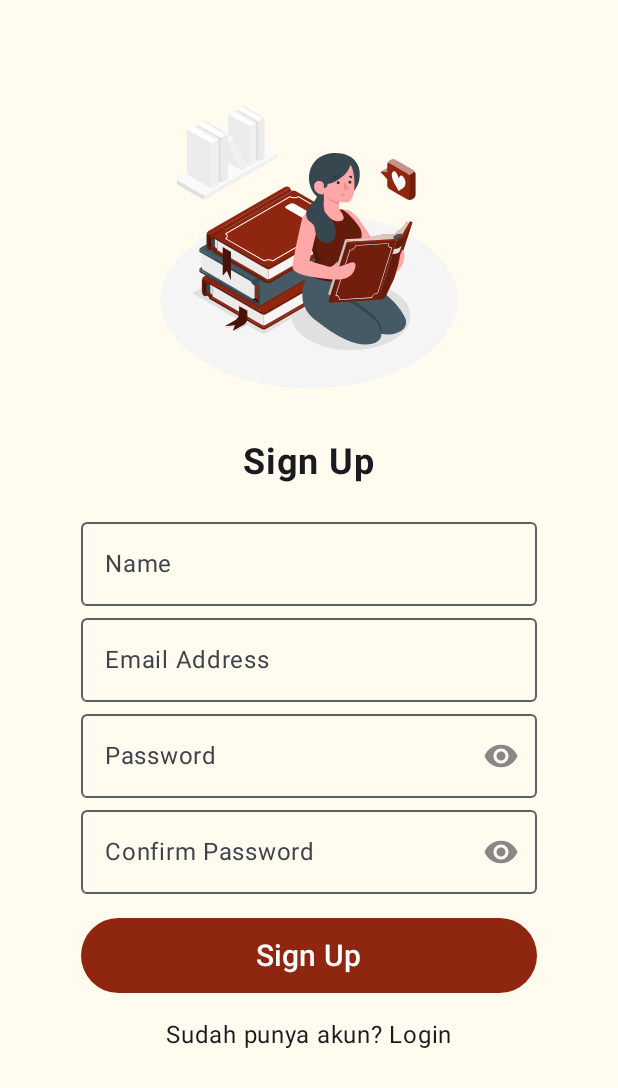
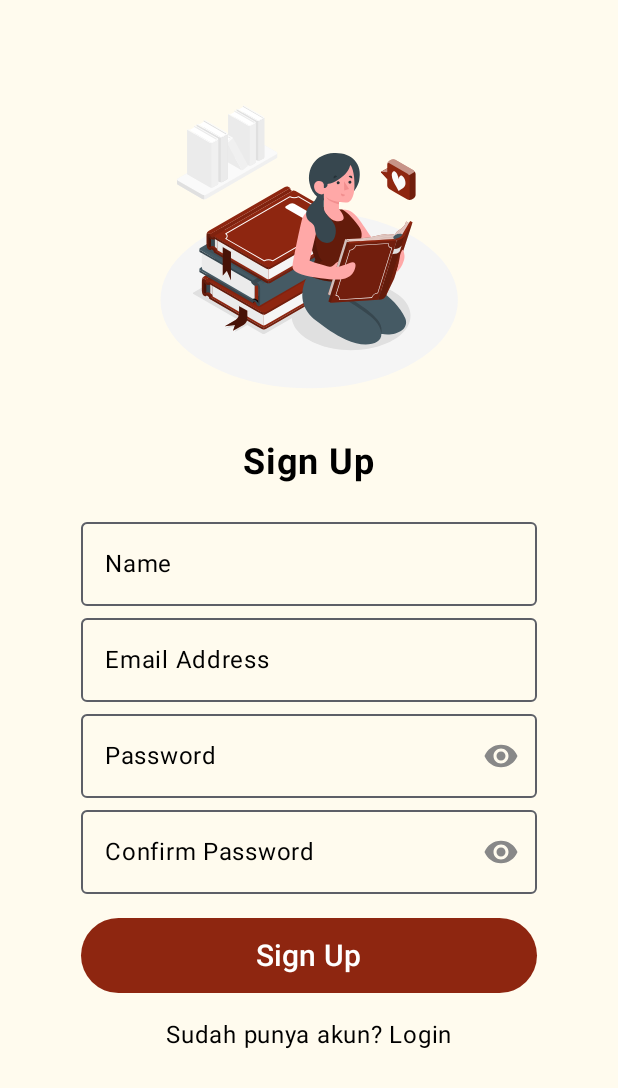
Before and after one commit to novalnabihan/PUSTAKAKU---MOBILE, an Android app built with Jetpack Compose: the screen it shows after launch (MainActivity), after a tap on "Belum punya akun? Buat akun", on a phone screen of 412 x 824 dp. Shown: the top 1088 px of the screen. Run offline under Robolectric (Android 15) with nearby library versions, the phone set to English and light mode, and no system bars; our stand-ins replace Firebase (no records; nobody signed in at launch, a user with empty details on screens opened directly).

Commit message:
fix font color

```diff
--- a/app/src/main/java/com/example/pustakaku/features/auth/presentation/ui/viewmodel/LoginPage.kt
+++ b/app/src/main/java/com/example/pustakaku/features/auth/presentation/ui/viewmodel/LoginPage.kt
@@ -21,6 +21,7 @@ import androidx.compose.ui.Modifier
 import androidx.compose.ui.graphics.Color
 
 import androidx.compose.ui.res.painterResource
+import androidx.compose.ui.text.TextStyle
 import androidx.compose.ui.text.font.FontWeight
 import androidx.compose.ui.text.input.PasswordVisualTransformation
 import androidx.compose.ui.text.input.VisualTransformation
@@ -69,6 +70,7 @@ fun LoginPage(navController: NavController, context: Context, authviewModel: Aut
                 text = "Sign In",
                 fontSize = 24.sp,
                 fontWeight = FontWeight.Bold,
+                color = Color.Black,
                 modifier = Modifier.padding(vertical = 8.dp)
             )
 
@@ -78,20 +80,23 @@ fun LoginPage(navController: NavController, context: Context, authviewModel: Aut
             OutlinedTextField(
                 value = emailValue.value,
                 onValueChange = { emailValue.value = it },
-                label = { Text("Email Address") },
-                placeholder = { Text("Email Address") },
+                label = { Text("Email Address", color = Color.Black) },
+                placeholder = { Text("Email Address", color = Color.Gray) },
                 singleLine = true,
-                modifier = Modifier.fillMaxWidth(0.8f)
+                modifier = Modifier.fillMaxWidth(0.8f),
+                textStyle = TextStyle(color = Color.Black), // Ubah warna teks
+
             )
 
             // Input Password
             OutlinedTextField(
                 value = passwordValue.value,
                 onValueChange = { passwordValue.value = it },
-                label = { Text("Password") },
-                placeholder = { Text("Password") },
+                label = { Text("Password", color = Color.Black) },
+                placeholder = { Text("Password", color = Color.Black) },
                 singleLine = true,
                 modifier = Modifier.fillMaxWidth(0.8f),
+                textStyle = TextStyle(color = Color.Black), // Ubah warna teks
                 trailingIcon = {
                     IconButton(onClick = { passwordVisibility.value = !passwordVisibility.value }) {
                         Icon(
@@ -139,7 +144,9 @@ fun LoginPage(navController: NavController, context: Context, authviewModel: Aut
             // Text "Create An Account"
             Text(
                 text = "Belum punya akun? Buat akun",
-                modifier = Modifier.clickable(onClick = {
+                color = Color.Black,
+                modifier = Modifier
+                    .clickable(onClick = {
                     navController.navigate("Register") {
                         popUpTo(navController.graph.startDestinationId)
                         launchSingleTop = true
--- a/app/src/main/java/com/example/pustakaku/features/auth/presentation/ui/viewmodel/RegisterPage.kt
+++ b/app/src/main/java/com/example/pustakaku/features/auth/presentation/ui/viewmodel/RegisterPage.kt
@@ -21,6 +21,7 @@ import androidx.compose.ui.Alignment
 import androidx.compose.ui.Modifier
 import androidx.compose.ui.graphics.Color
 import androidx.compose.ui.res.painterResource
+import androidx.compose.ui.text.TextStyle
 import androidx.compose.ui.text.font.FontWeight
 import androidx.compose.ui.text.input.KeyboardType
 import androidx.compose.ui.text.input.PasswordVisualTransformation
@@ -65,6 +66,7 @@ fun RegisterPage(navController: NavController, context: Context, authViewModel:
                 text = "Sign Up",
                 fontSize = 24.sp,
                 fontWeight = FontWeight.Bold,
+                color = Color.Black,
                 modifier = Modifier.padding(vertical = 8.dp)
             )
 
@@ -74,9 +76,10 @@ fun RegisterPage(navController: NavController, context: Context, authViewModel:
             OutlinedTextField(
                 value = authViewModel.registrationName.value,
                 onValueChange = { authViewModel.registrationName.value = it },
-                label = { Text(text = "Name") },
-                placeholder = { Text(text = "Name") },
+                label = { Text(text = "Name", color = Color.Black) },
+                placeholder = { Text(text = "Name", color = Color.Black) },
                 singleLine = true,
+                textStyle = TextStyle(color = Color.Black), // Ubah warna teks
                 modifier = Modifier.fillMaxWidth(0.8f)
             )
 
@@ -84,9 +87,10 @@ fun RegisterPage(navController: NavController, context: Context, authViewModel:
             OutlinedTextField(
                 value = authViewModel.registrationEmail.value,
                 onValueChange = { authViewModel.registrationEmail.value = it },
-                label = { Text(text = "Email Address") },
-                placeholder = { Text(text = "Email Address") },
+                label = { Text(text = "Email Address", color = Color.Black) },
+                placeholder = { Text(text = "Email Address", color = Color.Black) },
                 singleLine = true,
+                textStyle = TextStyle(color = Color.Black), // Ubah warna teks
                 modifier = Modifier.fillMaxWidth(0.8f)
             )
 
@@ -95,10 +99,11 @@ fun RegisterPage(navController: NavController, context: Context, authViewModel:
             OutlinedTextField(
                 value = authViewModel.registrationPassword.value,
                 onValueChange = { authViewModel.registrationPassword.value = it },
-                label = { Text(text = "Password") },
-                placeholder = { Text(text = "Password") },
+                label = { Text(text = "Password", color = Color.Black) },
+                placeholder = { Text(text = "Password", color = Color.Black) },
                 singleLine = true,
                 modifier = Modifier.fillMaxWidth(0.8f),
+                textStyle = TextStyle(color = Color.Black), // Ubah warna teks
                 trailingIcon = {
                     IconButton(onClick = { passwordVisibility.value = !passwordVisibility.value }) {
                         Icon(
@@ -115,10 +120,11 @@ fun RegisterPage(navController: NavController, context: Context, authViewModel:
             OutlinedTextField(
                 value = authViewModel.registrationConfirmPassword.value,
                 onValueChange = { authViewModel.registrationConfirmPassword.value = it },
-                label = { Text(text = "Confirm Password") },
-                placeholder = { Text(text = "Confirm Password") },
+                label = { Text(text = "Confirm Password", color = Color.Black) },
+                placeholder = { Text(text = "Confirm Password", color = Color.Black) },
                 singleLine = true,
                 modifier = Modifier.fillMaxWidth(0.8f),
+                textStyle = TextStyle(color = Color.Black), // Ubah warna teks
                 trailingIcon = {
                     IconButton(onClick = { confirmPasswordVisibility.value = !confirmPasswordVisibility.value }) {
                         Icon(
@@ -168,6 +174,7 @@ fun RegisterPage(navController: NavController, context: Context, authViewModel:
             // Text "Login Instead"
             Text(
                 text = "Sudah punya akun? Login",
+                color = Color.Black,
                 modifier = Modifier.clickable(onClick = {
                     navController.navigate("Login") {
                         popUpTo(navController.graph.startDestinationId)
--- a/app/src/main/java/com/example/pustakaku/features/history/components/ui.kt
+++ b/app/src/main/java/com/example/pustakaku/features/history/components/ui.kt
@@ -93,7 +93,8 @@ fun TitlePage(
     text = title,
     style = TextStyle(
       fontSize = fontSize,
-      fontWeight = fontWeight
+      fontWeight = fontWeight,
+      color = colorResource(id = R.color.medium_gray)
     ),
     modifier = modifier.padding(bottom = 16.dp)
   )
--- a/app/src/main/java/com/example/pustakaku/features/homepage/components/ui.kt
+++ b/app/src/main/java/com/example/pustakaku/features/homepage/components/ui.kt
@@ -75,10 +75,10 @@ fun DynamicCard(
 fun GreetingText(name: String) {
   Text(
     buildAnnotatedString {
-      withStyle(style = SpanStyle(fontSize = 30.sp, fontWeight = FontWeight.Normal)) {
+      withStyle(style = SpanStyle(fontSize = 30.sp, fontWeight = FontWeight.Normal, color = colorResource(id = R.color.medium_gray))) {
         append("Hello, ")
       }
-      withStyle(style = SpanStyle(fontSize = 30.sp, fontWeight = FontWeight.Bold)) {
+      withStyle(style = SpanStyle(fontSize = 30.sp, fontWeight = FontWeight.Bold, color = colorResource(id = R.color.medium_gray))) {
         append(name)
       }
     },
```
